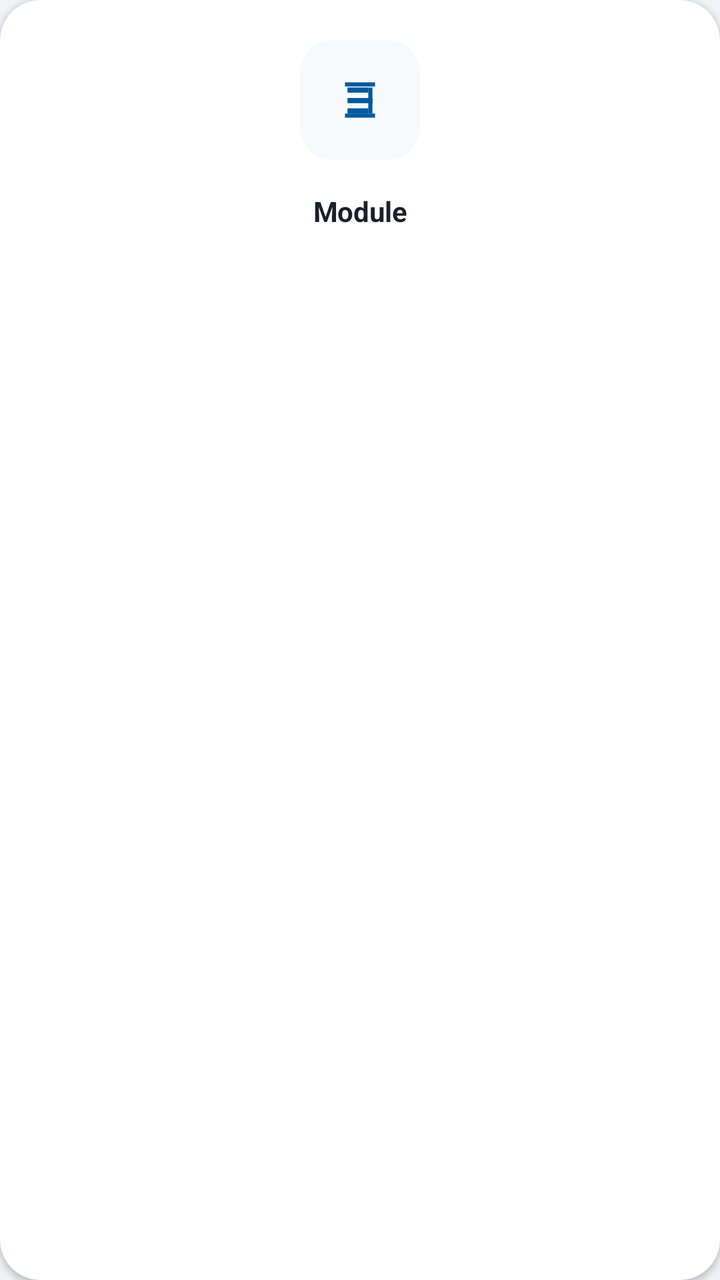
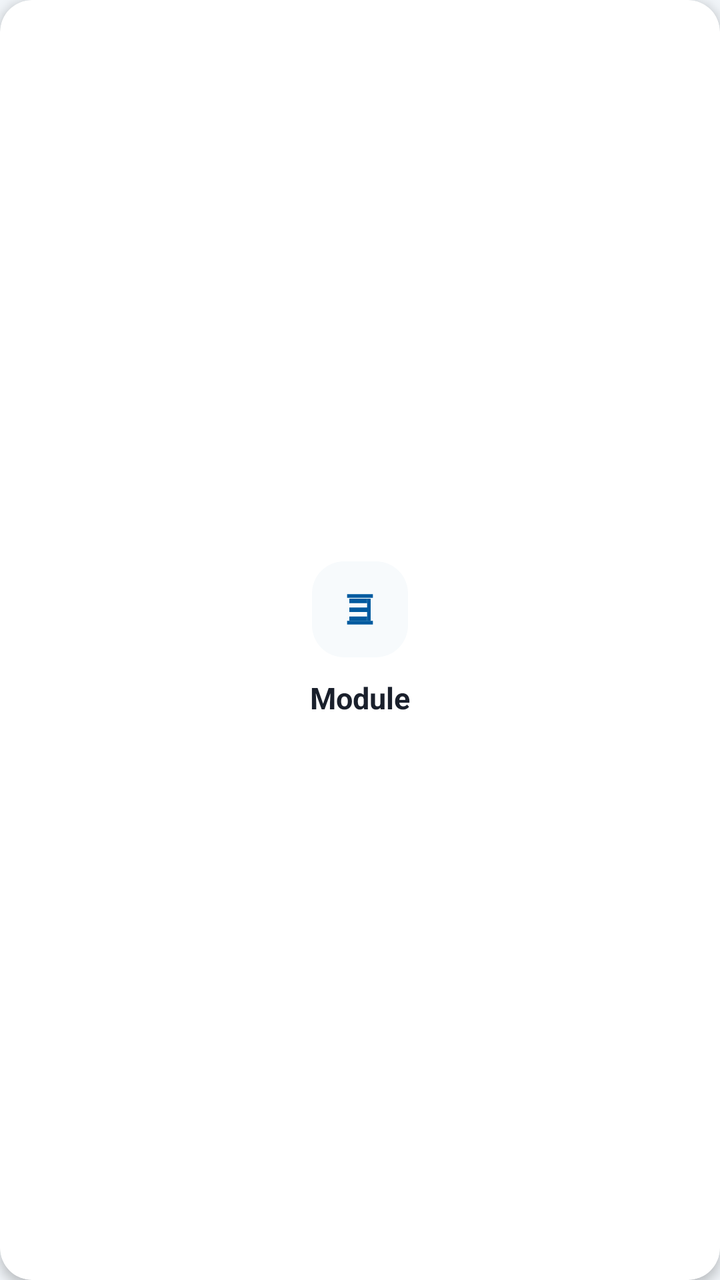

Compare the two renders of this Android layout. The source of the first and the diff that turns it into the second are given below.
<!-- AndroidManifest.xml: application theme Theme.SmartERP -->
<!-- res/layout/item_menu_card.xml -->
<?xml version="1.0" encoding="utf-8"?>
<androidx.cardview.widget.CardView xmlns:android="http://schemas.android.com/apk/res/android"
    xmlns:app="http://schemas.android.com/apk/res-auto"
    android:layout_width="match_parent"
    android:layout_height="wrap_content"
    android:layout_margin="8dp"
    app:cardCornerRadius="20dp"
    app:cardElevation="2dp"
    app:cardBackgroundColor="@color/white">

    <androidx.constraintlayout.widget.ConstraintLayout
        android:layout_width="match_parent"
        android:layout_height="wrap_content"
        android:padding="20dp"
        android:background="?attr/selectableItemBackground">

        <View
            android:id="@+id/vIconBg"
            android:layout_width="60dp"
            android:layout_height="60dp"
            android:background="@drawable/bg_menu_icon_container"
            app:layout_constraintTop_toTopOf="parent"
            app:layout_constraintStart_toStartOf="parent"
            app:layout_constraintEnd_toEndOf="parent" />

        <ImageView
            android:id="@+id/ivMenuIcon"
            android:layout_width="28dp"
            android:layout_height="28dp"
            android:src="@drawable/ic_launcher_foreground"
            app:tint="@color/primary"
            app:layout_constraintTop_toTopOf="@id/vIconBg"
            app:layout_constraintBottom_toBottomOf="@id/vIconBg"
            app:layout_constraintStart_toStartOf="@id/vIconBg"
            app:layout_constraintEnd_toEndOf="@id/vIconBg" />

        <TextView
            android:id="@+id/tvMenuName"
            android:layout_width="wrap_content"
            android:layout_height="wrap_content"
            android:layout_marginTop="16dp"
            android:text="Module"
            android:textColor="@color/text_primary"
            android:textSize="14sp"
            android:textStyle="bold"
            android:gravity="center"
            android:letterSpacing="-0.01"
            app:layout_constraintTop_toBottomOf="@id/vIconBg"
            app:layout_constraintStart_toStartOf="parent"
            app:layout_constraintEnd_toEndOf="parent"
            app:layout_constraintBottom_toBottomOf="parent"/>

    </androidx.constraintlayout.widget.ConstraintLayout>
</androidx.cardview.widget.CardView>
<!-- resources referenced by this layout -->
<resources>
  <color name="primary">#005a9f</color>
  <color name="text_primary">#1A202C</color>
  <color name="white">#FFFFFFFF</color>
  <!-- drawable bg_menu_icon_container (drawable) -->
  <?xml version="1.0" encoding="utf-8"?>
  <shape xmlns:android="http://schemas.android.com/apk/res/android"
      android:shape="rectangle">
      <corners android:radius="16dp" />
      <solid android:color="#F7FAFC" />
  </shape>
  <!-- drawable ic_launcher_foreground (drawable-v24) -->
  <?xml version="1.0" encoding="utf-8"?>
  <vector xmlns:android="http://schemas.android.com/apk/res/android"
      android:width="108dp"
      android:height="108dp"
      android:viewportWidth="108"
      android:viewportHeight="108">
      
      <path
          android:fillColor="#FFFFFF"
          android:pathData="M30,30h40v10h-40z M30,50h48v10h-48z M30,70h40v10h-40z" />
      <path
          android:fillColor="#FFC107"
          android:pathData="M70,30h8v50h-8z" />
      <path
          android:fillColor="#FFFFFF"
          android:pathData="M25,20h58v8h-58z M25,80h58v8h-58z" />
  </vector>
  <style name="Theme.SmartERP" parent="Theme.AppCompat.Light.NoActionBar">
          
          <item name="colorPrimary">@color/smart_blue</item>
          <item name="colorPrimaryDark">@color/smart_blue</item>
          <item name="colorAccent">@color/core_amber</item>
  
          
          <item name="android:windowBackground">@color/login_bg_end</item>
  
          
          <item name="android:forceDarkAllowed" tools:targetApi="q">false</item>
      </style>
  <color name="smart_blue">#005a9f</color>
  <color name="core_amber">#ffc107</color>
  <color name="login_bg_end">#f0f4f8</color>
</resources>

<!-- the commit's change to res/layout/item_menu_card.xml (unified diff, before → after) -->
@@ -2,53 +2,48 @@
 <androidx.cardview.widget.CardView xmlns:android="http://schemas.android.com/apk/res/android"
     xmlns:app="http://schemas.android.com/apk/res-auto"
     android:layout_width="match_parent"
-    android:layout_height="wrap_content"
-    android:layout_margin="8dp"
-    app:cardCornerRadius="20dp"
-    app:cardElevation="2dp"
+    android:layout_height="120dp"
+    android:layout_margin="6dp"
+    app:cardCornerRadius="16dp"
+    app:cardElevation="3dp"
     app:cardBackgroundColor="@color/white">
 
-    <androidx.constraintlayout.widget.ConstraintLayout
+    <LinearLayout
+        android:id="@+id/layoutCardBg"
         android:layout_width="match_parent"
-        android:layout_height="wrap_content"
-        android:padding="20dp"
+        android:layout_height="match_parent"
+        android:orientation="vertical"
+        android:padding="16dp"
+        android:gravity="center"
         android:background="?attr/selectableItemBackground">
 
-        <View
-            android:id="@+id/vIconBg"
-            android:layout_width="60dp"
-            android:layout_height="60dp"
+        
+        <FrameLayout
+            android:layout_width="48dp"
+            android:layout_height="48dp"
             android:background="@drawable/bg_menu_icon_container"
-            app:layout_constraintTop_toTopOf="parent"
-            app:layout_constraintStart_toStartOf="parent"
-            app:layout_constraintEnd_toEndOf="parent" />
+            android:layout_marginBottom="10dp">
+            <ImageView
+                android:id="@+id/ivMenuIcon"
+                android:layout_width="24dp"
+                android:layout_height="24dp"
+                android:layout_gravity="center"
+                android:src="@drawable/ic_launcher_foreground"
+                app:tint="@color/primary"/>
+        </FrameLayout>
 
-        <ImageView
-            android:id="@+id/ivMenuIcon"
-            android:layout_width="28dp"
-            android:layout_height="28dp"
-            android:src="@drawable/ic_launcher_foreground"
-            app:tint="@color/primary"
-            app:layout_constraintTop_toTopOf="@id/vIconBg"
-            app:layout_constraintBottom_toBottomOf="@id/vIconBg"
-            app:layout_constraintStart_toStartOf="@id/vIconBg"
-            app:layout_constraintEnd_toEndOf="@id/vIconBg" />
-
+        
         <TextView
             android:id="@+id/tvMenuName"
             android:layout_width="wrap_content"
             android:layout_height="wrap_content"
-            android:layout_marginTop="16dp"
             android:text="Module"
             android:textColor="@color/text_primary"
-            android:textSize="14sp"
+            android:textSize="15sp"
             android:textStyle="bold"
             android:gravity="center"
-            android:letterSpacing="-0.01"
-            app:layout_constraintTop_toBottomOf="@id/vIconBg"
-            app:layout_constraintStart_toStartOf="parent"
-            app:layout_constraintEnd_toEndOf="parent"
-            app:layout_constraintBottom_toBottomOf="parent"/>
+            android:maxLines="1"
+            android:ellipsize="end"/>
 
-    </androidx.constraintlayout.widget.ConstraintLayout>
+    </LinearLayout>
 </androidx.cardview.widget.CardView>
